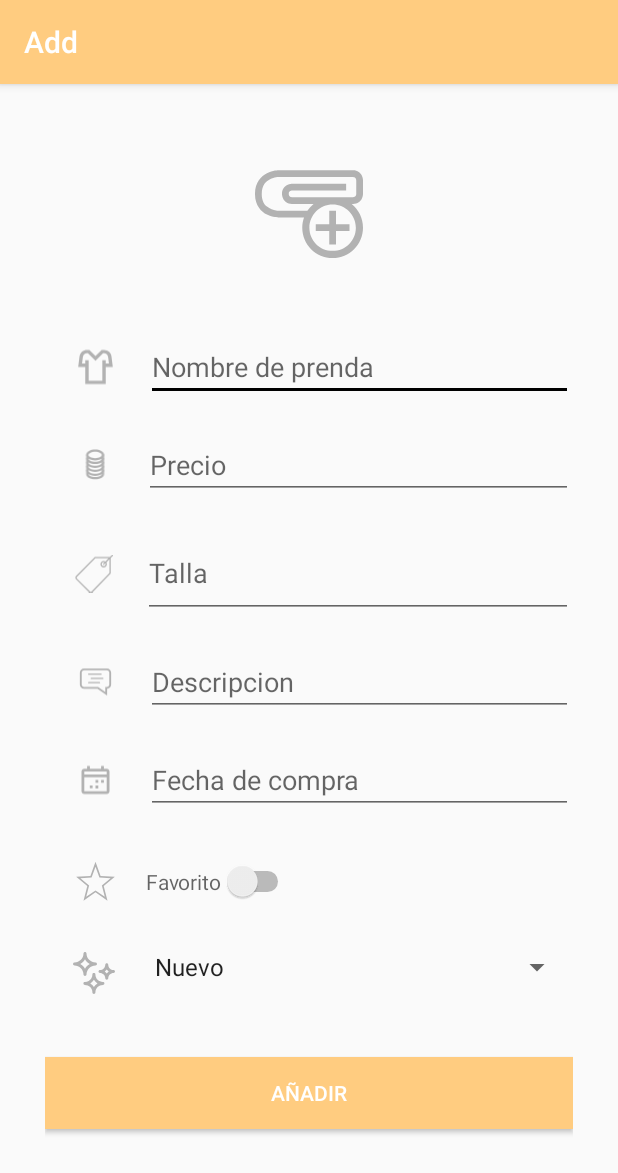
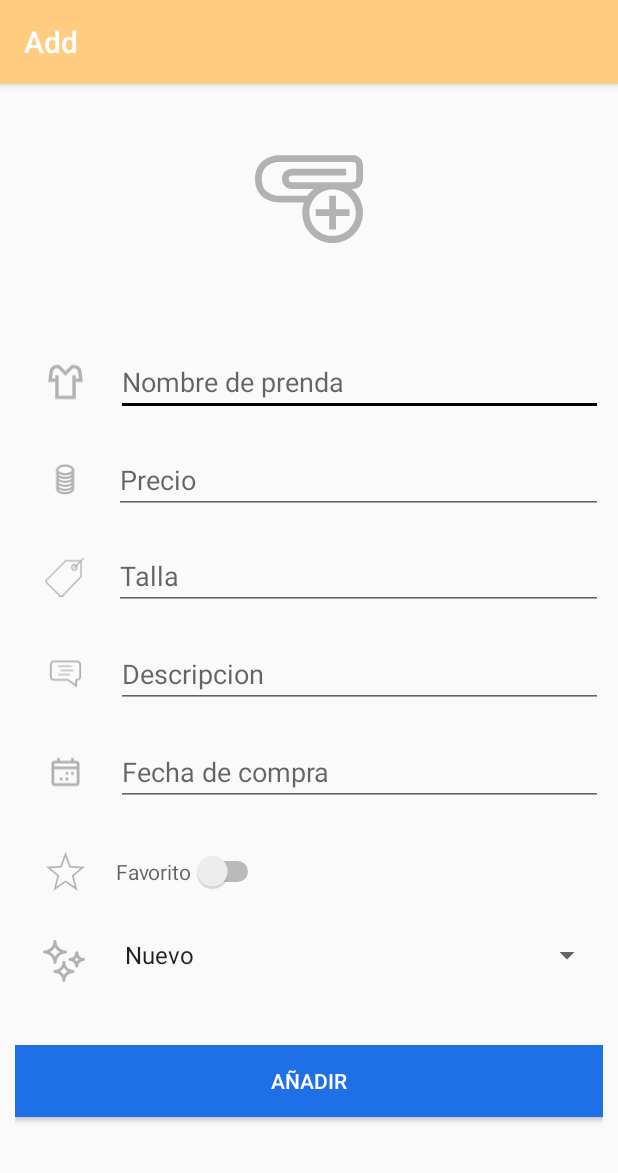
Before and after one commit to RafaelAmoMoral/Android, an Android app: the FormActivity screen opened directly, with no data from a screen before it, on a phone screen of 412 x 824 dp. Shown: the top 1173 px of the screen. Run offline under Robolectric (Android 15) with nearby library versions, the phone set to English and light mode, and no system bars.

Commit message:
Corregido bug landscape de activity_form

```diff
--- a/app/src/main/AndroidManifest.xml
+++ b/app/src/main/AndroidManifest.xml
@@ -31,7 +31,9 @@
         <activity
             android:name=".view.FormActivity"
             android:label="@string/title_activity_form"
-            android:theme="@style/AppTheme.NoActionBar" />
+            android:theme="@style/AppTheme.NoActionBar"
+            android:configChanges="orientation"
+            android:screenOrientation="sensor"/>
     </application>
 
 </manifest>
--- a/app/src/main/java/com/example/clothes/view/FormActivity.java
+++ b/app/src/main/java/com/example/clothes/view/FormActivity.java
@@ -79,7 +79,6 @@ public class FormActivity extends AppCompatActivity implements IForm.View{
 
     @Override
     public void showMainList() {
-        Intent intent=new Intent(FormActivity.this,ActivityList.class);
-        startActivity(intent);
+        finish();
     }
 }
--- a/app/src/main/res/layout-land/activity_form.xml
+++ /dev/null
@@ -1,24 +0,0 @@
-<?xml version="1.0" encoding="utf-8"?>
-<androidx.coordinatorlayout.widget.CoordinatorLayout xmlns:android="http://schemas.android.com/apk/res/android"
-    xmlns:app="http://schemas.android.com/apk/res-auto"
-    xmlns:tools="http://schemas.android.com/tools"
-    android:layout_width="match_parent"
-    android:layout_height="match_parent"
-    tools:context=".view.FormActivity">
-
-    <com.google.android.material.appbar.AppBarLayout
-        android:layout_width="match_parent"
-        android:layout_height="wrap_content"
-        android:theme="@style/AppTheme.AppBarOverlay">
-
-        <androidx.appcompat.widget.Toolbar
-            android:id="@+id/toolbar"
-            android:layout_width="match_parent"
-            android:layout_height="?attr/actionBarSize"
-            android:background="#ffcc80"
-            app:popupTheme="@style/AppTheme.PopupOverlay" />
-
-    </com.google.android.material.appbar.AppBarLayout>
-
-
-</androidx.coordinatorlayout.widget.CoordinatorLayout>
--- a/app/src/main/res/layout/activity_form.xml
+++ b/app/src/main/res/layout/activity_form.xml
@@ -21,29 +21,38 @@
 
     </com.google.android.material.appbar.AppBarLayout>
 
+    <androidx.constraintlayout.widget.ConstraintLayout
+        android:layout_width="match_parent"
+        android:layout_height="match_parent"
+        android:layout_marginTop="70dp">
+
         <LinearLayout
             android:layout_width="match_parent"
             android:layout_height="match_parent"
-        android:layout_marginTop="100dp"
-        android:orientation="vertical">
+            android:orientation="vertical"
+            app:layout_constraintStart_toStartOf="parent"
+            app:layout_constraintTop_toTopOf="parent">
 
             <ImageView
                 android:id="@+id/imageView2"
                 android:layout_width="match_parent"
                 android:layout_height="72dp"
+                android:layout_marginTop="20dp"
                 app:srcCompat="@drawable/form_add_image_icon"
                 tools:srcCompat="@drawable/form_add_image_icon" />
 
             <ScrollView
+                android:id="@+id/scrollView"
                 android:layout_width="match_parent"
                 android:layout_height="match_parent"
-            android:layout_marginTop="30dp">
+                android:layout_marginTop="50dp">
 
                 <LinearLayout
+                    android:id="@+id/linearLayout"
                     android:layout_width="match_parent"
                     android:layout_height="wrap_content"
-                android:layout_marginStart="30dp"
-                android:layout_marginEnd="30dp"
+                    android:layout_marginStart="10dp"
+                    android:layout_marginEnd="10dp"
                     android:orientation="vertical">
 
                     <LinearLayout
@@ -99,14 +108,14 @@
 
                     <LinearLayout
                         android:layout_width="match_parent"
-                    android:layout_height="match_parent"
+                        android:layout_height="44dp"
                         android:layout_marginBottom="20dp"
                         android:orientation="horizontal">
 
                         <ImageView
                             android:id="@+id/imageView6"
-                        android:layout_width="65dp"
-                        android:layout_height="wrap_content"
+                            android:layout_width="66dp"
+                            android:layout_height="match_parent"
                             android:paddingLeft="20dp"
                             android:paddingRight="20dp"
                             app:srcCompat="@drawable/form_size"
@@ -114,9 +123,8 @@
 
                         <EditText
                             android:id="@+id/editText5"
-                        android:layout_width="wrap_content"
+                            android:layout_width="match_parent"
                             android:layout_height="match_parent"
-                        android:layout_weight="1"
                             android:ems="10"
                             android:hint="Talla"
                             android:inputType="textPersonName" />
@@ -172,7 +180,7 @@
 
                     <LinearLayout
                         android:layout_width="match_parent"
-                    android:layout_height="match_parent"
+                        android:layout_height="47dp"
                         android:layout_marginBottom="20dp"
                         android:orientation="horizontal">
 
@@ -189,7 +197,8 @@
                             android:id="@+id/switch1"
                             android:layout_width="wrap_content"
                             android:layout_height="match_parent"
-                        android:hint="Favorito" />
+                            android:hint="Favorito"
+                            android:textCursorDrawable="@color/info" />
 
                     </LinearLayout>
 
@@ -220,8 +229,8 @@
                         android:layout_width="match_parent"
                         android:layout_height="wrap_content"
                         android:layout_marginTop="20dp"
-                    android:layout_marginBottom="50dp"
-                    android:background="#ffcc80"
+                        android:layout_marginBottom="20dp"
+                        android:background="@color/info"
                         android:text="Añadir"
                         android:textColor="@android:color/background_light" />
 
@@ -230,5 +239,7 @@
 
         </LinearLayout>
 
+    </androidx.constraintlayout.widget.ConstraintLayout>
+
 
 </androidx.coordinatorlayout.widget.CoordinatorLayout>
--- a/app/src/main/res/layout/recycler_view_item.xml
+++ b/app/src/main/res/layout/recycler_view_item.xml
@@ -25,10 +25,5 @@
         android:layout_width="wrap_content"
         android:layout_height="wrap_content"
         tools:text="@tools:sample/lorem[4]" />
-    <TextView
-        android:id="@+id/textView3"
-        android:layout_width="wrap_content"
-        android:layout_height="wrap_content"
-        tools:text="@tools:sample/lorem[2]" />
   </LinearLayout>
 </LinearLayout>
--- a/app/src/main/res/values/colors.xml
+++ b/app/src/main/res/values/colors.xml
@@ -4,4 +4,5 @@
     <color name="colorPrimaryDark">#00574B</color>
     <color name="colorAccent">#D81B60</color>
     <color name="white">#FFF</color>
+    <color name="info">#1F6FE7</color>
 </resources>
```
Also changed, not shown: app/src/main/res/layout-land/activity_list.xml (deleted, +0 -36 lines), 132 other files. Lines whose indentation alone changed are shown as unchanged.
